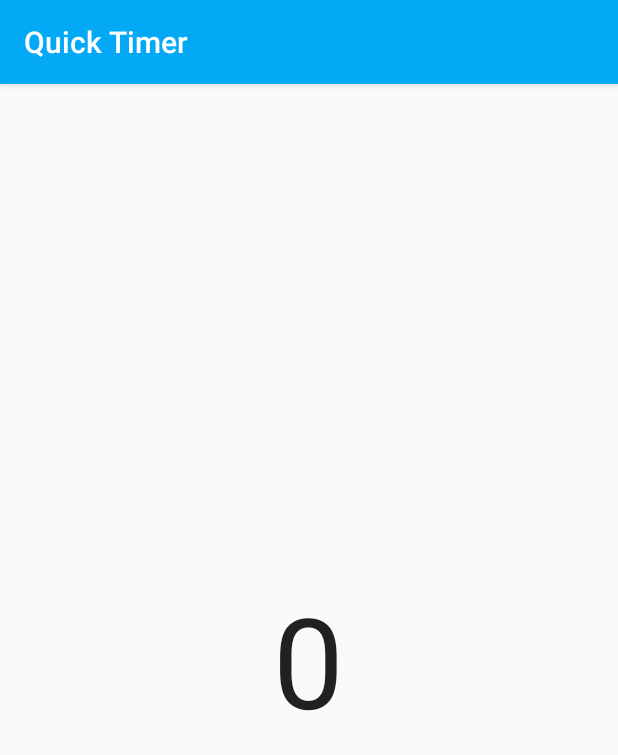
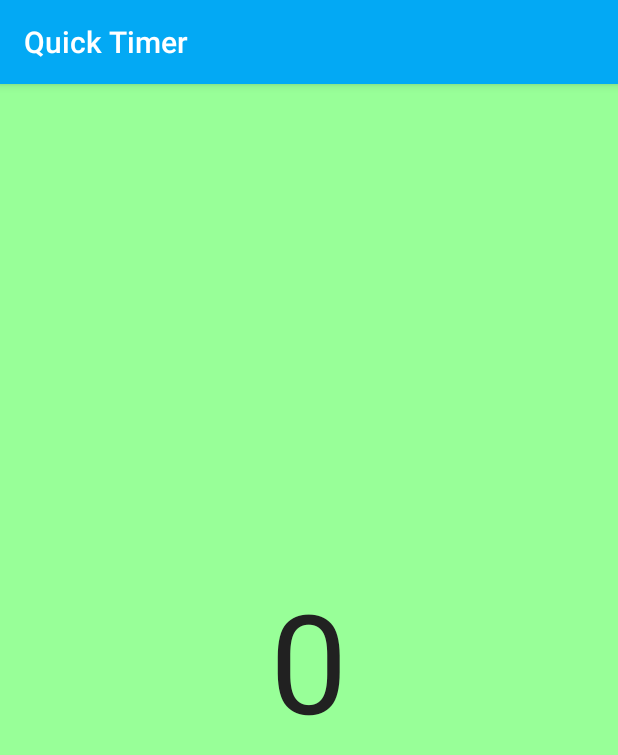
Before and after one commit to markormesher/quick-timer, an Android app: the TimerActivity screen opened directly, with no data from a screen before it, on a phone screen of 412 x 824 dp. Shown: the top 755 px of the screen. Run offline under Robolectric (Android 15) with nearby library versions, the light colour scheme and no system bars.

Commit message:
Neater backgroud flashing

```diff
--- a/app/src/main/kotlin/uk/co/markormesher/quicktimer/Helpers.kt
+++ b/app/src/main/kotlin/uk/co/markormesher/quicktimer/Helpers.kt
@@ -2,6 +2,7 @@ package uk.co.markormesher.quicktimer
 
 import android.content.Context
 import android.util.TypedValue
+import android.view.animation.Animation
 import android.widget.Toast
 
 
@@ -14,3 +15,14 @@ fun Context.getPrimaryColor(): Int {
 	a.recycle()
 	return color
 }
+
+open class AbstractAnimationListener: Animation.AnimationListener {
+	override fun onAnimationStart(animation: Animation?) {
+	}
+
+	override fun onAnimationRepeat(animation: Animation?) {
+	}
+
+	override fun onAnimationEnd(animation: Animation?) {
+	}
+}
--- a/app/src/main/kotlin/uk/co/markormesher/quicktimer/TimerActivity.kt
+++ b/app/src/main/kotlin/uk/co/markormesher/quicktimer/TimerActivity.kt
@@ -6,6 +6,8 @@ import android.os.CountDownTimer
 import android.os.Vibrator
 import android.support.v7.app.AppCompatActivity
 import android.view.View
+import android.view.animation.Animation
+import android.view.animation.AnimationUtils
 import kotlinx.android.synthetic.main.activity_timer.*
 
 class TimerActivity: AppCompatActivity() {
@@ -38,10 +40,16 @@ class TimerActivity: AppCompatActivity() {
 		val totalMillis = duration * 1000L
 		object: CountDownTimer(totalMillis, 25) {
 			override fun onTick(millisUntilFinished: Long) {
-				val remaining = Math.ceil(millisUntilFinished / 1000.0).toInt()
-				timer.text = remaining.toString()
-				background_progress.scaleY = millisUntilFinished / totalMillis.toFloat()
-				background_progress.alpha = 0.2f + (millisUntilFinished / totalMillis.toFloat() * 0.8f)
+				val secProgress = (millisUntilFinished / 1000.0f).rem(1)
+				val totalProgress = millisUntilFinished / totalMillis.toFloat()
+
+				timer.text = Math.ceil(millisUntilFinished / 1000.0).toInt().toString()
+				timer.alpha = 0.5f + (secProgress * 0.5f)
+				timer.scaleX = 0.8f + (secProgress * 0.2f)
+				timer.scaleY = 0.8f + (secProgress * 0.2f)
+
+				background_progress.scaleY = totalProgress
+				background_progress.alpha = 0.2f + (totalProgress * 0.8f)
 			}
 
 			override fun onFinish() {
@@ -52,20 +60,19 @@ class TimerActivity: AppCompatActivity() {
 
 	private fun finishTimer() {
 		timer.text = "0"
+		timer.alpha = 1.0f
+		timer.scaleX = 1.0f
+		timer.scaleY = 1.0f
+
 		background_progress.visibility = View.GONE
-		object: CountDownTimer(2500, 250) {
-			override fun onTick(millisUntilFinished: Long) {
-				if (background_done.visibility == View.VISIBLE) {
-					background_done.visibility = View.GONE
-				} else {
-					background_done.visibility = View.VISIBLE
-				}
-			}
+		background_done.visibility = View.VISIBLE
+		with(AnimationUtils.loadAnimation(this, R.anim.timer_background_flash)) {
+			setAnimationListener(object: AbstractAnimationListener() {
+				override fun onAnimationEnd(animation: Animation?) = finish()
+			})
+			background_done.startAnimation(this)
+		}
 
-			override fun onFinish() {
-				finish()
-			}
-		}.start()
 		(getSystemService(Context.VIBRATOR_SERVICE) as Vibrator).vibrate(longArrayOf(0L, 500L, 300L, 500L), -1)
 	}
 
--- /dev/null
+++ b/app/src/main/res/anim/timer_background_flash.xml
@@ -0,0 +1,9 @@
+<?xml version="1.0" encoding="utf-8"?>
+<alpha
+		xmlns:android="http://schemas.android.com/apk/res/android"
+		android:fromAlpha="0.0"
+		android:toAlpha="1.0"
+		android:duration="400"
+		android:repeatCount="4"
+		android:repeatMode="reverse"
+		/>
--- a/app/src/main/res/values/styles_text.xml
+++ b/app/src/main/res/values/styles_text.xml
@@ -18,7 +18,7 @@
 	</style>
 
 	<style name="Text.TimerDisplay" parent="Text">
-		<item name="android:textSize">84sp</item>
+		<item name="android:textSize">92sp</item>
 	</style>
 
 </resources>
```
